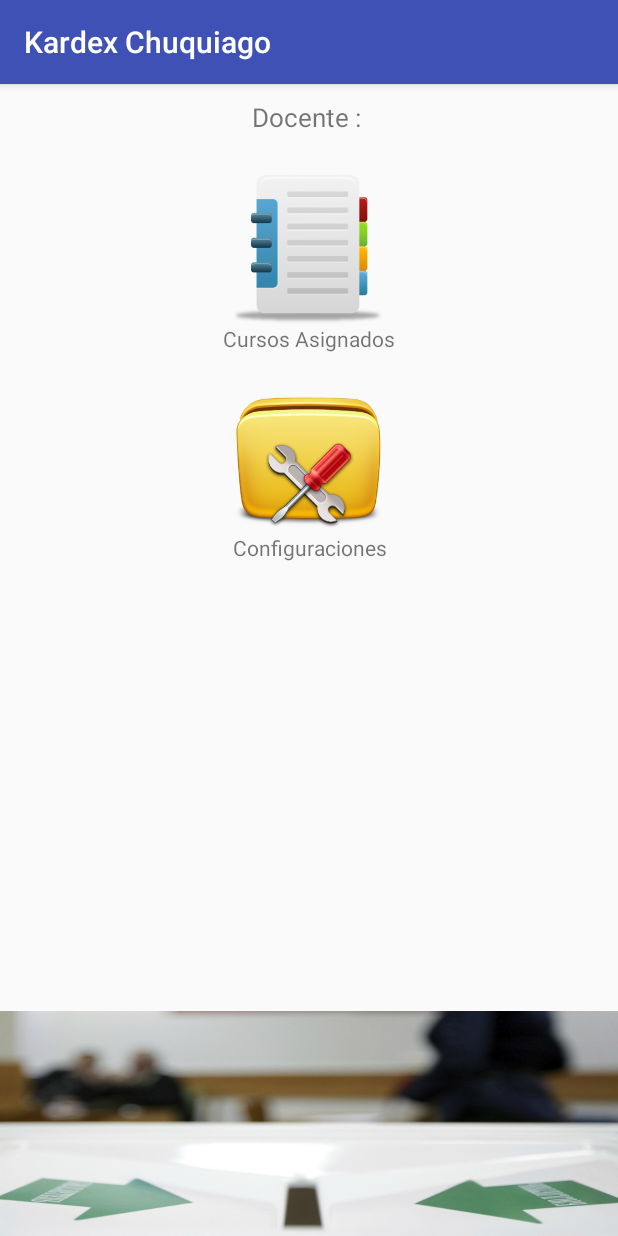
After one commit to infcle/KardexChuquiago, an Android app: the MenuDocenteActivity screen opened directly, with no data from a screen before it, on a phone screen of 412 x 824 dp. The commit adds this screen. Run offline under Robolectric (Android 15) with nearby library versions, the phone set to English and light mode, and no system bars; network calls fail.

Commit message:
lista cursos

```diff
--- a/app/src/main/AndroidManifest.xml
+++ b/app/src/main/AndroidManifest.xml
@@ -28,6 +28,8 @@
         <activity android:name=".LoginActivity" />
         <activity android:name=".MenuActivity" />
         <activity android:name=".ListaKardexCursoActivity" />
+        <activity android:name=".MenuDocenteActivity" />
+        <activity android:name=".ListaCursosDocenteActivity"></activity>
     </application>
 
 </manifest>
--- /dev/null
+++ b/app/src/main/java/com/chuquiagomarca/kardexchuquiago/MenuDocenteActivity.java
@@ -0,0 +1,38 @@
+package com.chuquiagomarca.kardexchuquiago;
+
+import android.content.Intent;
+import android.support.v7.app.AppCompatActivity;
+import android.os.Bundle;
+import android.view.View;
+import android.widget.Button;
+import android.widget.TextView;
+
+import com.chuquiagomarca.kardexchuquiago.Maya.Maya;
+
+public class MenuDocenteActivity extends AppCompatActivity implements View.OnClickListener {
+
+    private TextView _tvNombreSesion;
+    private Button   _btnCursos;
+    private Maya     maya;
+
+    @Override
+    protected void onCreate(Bundle savedInstanceState) {
+        super.onCreate(savedInstanceState);
+        setContentView(R.layout.activity_menu_docente);
+        _tvNombreSesion = findViewById(R.id.tv_nombreSesion);
+        _btnCursos      = findViewById(R.id.btn_Cursos);
+        _btnCursos.setOnClickListener(this);
+        maya = new Maya(this);
+        _tvNombreSesion.setText("Docente : "+maya.buscarNombreUsuario());
+    }
+
+    @Override
+    public void onClick(View view) {
+        if (view.getId()==R.id.btn_Cursos){
+            Intent lc = new Intent(this, ListaCursosDocenteActivity.class);
+            startActivity(lc);
+            finish();
+        }
+
+    }
+}
--- /dev/null
+++ b/app/src/main/res/layout/activity_menu_docente.xml
@@ -0,0 +1,65 @@
+<?xml version="1.0" encoding="utf-8"?>
+<RelativeLayout xmlns:android="http://schemas.android.com/apk/res/android"
+    xmlns:app="http://schemas.android.com/apk/res-auto"
+    xmlns:tools="http://schemas.android.com/tools"
+    android:layout_width="match_parent"
+    android:layout_height="match_parent"
+    tools:context="com.chuquiagomarca.kardexchuquiago.MenuDocenteActivity">
+
+    <TextView
+        android:layout_width="match_parent"
+        android:layout_height="wrap_content"
+        android:text="Nombre del Docente"
+        android:textSize="17dp"
+        android:gravity="center"
+        android:padding="10dp"
+        android:id="@+id/tv_nombreSesion" />
+
+    <ImageView
+        android:layout_alignParentBottom="true"
+        android:background="@drawable/bannerinferior"
+        android:layout_width="match_parent"
+        android:layout_height="150dp" />
+
+    <LinearLayout
+        android:layout_marginTop="60dp"
+        android:orientation="horizontal"
+        android:layout_width="match_parent"
+        android:layout_height="wrap_content">
+
+        <LinearLayout
+            android:gravity="center"
+            android:orientation="vertical"
+            android:layout_weight="1"
+            android:layout_width="0dp"
+            android:layout_height="wrap_content">
+
+
+            <Button
+                android:id="@+id/btn_Cursos"
+                android:background="@drawable/kardex"
+                android:layout_width="100dp"
+                android:layout_height="100dp"
+                />
+            <TextView
+                android:layout_width="match_parent"
+                android:layout_height="wrap_content"
+                android:text="Cursos Asignados"
+                android:gravity="center"/>
+
+            <Button
+                android:id="@+id/btn_Configuraciones"
+                android:layout_marginTop="20dp"
+                android:background="@drawable/configuracion"
+                android:layout_width="100dp"
+                android:layout_height="100dp" />
+            <TextView
+                android:layout_width="match_parent"
+                android:layout_height="wrap_content"
+                android:text="Configuraciones"
+                android:gravity="center"/>
+        </LinearLayout>
+
+    </LinearLayout>
+
+</RelativeLayout>
```
Also changed, not shown: app/src/main/java/com/chuquiagomarca/kardexchuquiago/Adaptadores/CursosDocenteAdatador.java (added, +58 -0 lines), app/src/main/java/com/chuquiagomarca/kardexchuquiago/ListaCursosDocenteActivity.java (added, +87 -0 lines), app/src/main/java/com/chuquiagomarca/kardexchuquiago/LoginActivity.java (+38 -9 lines), app/src/main/java/com/chuquiagomarca/kardexchuquiago/MainActivity.java (+12 -2 lines), app/src/main/java/com/chuquiagomarca/kardexchuquiago/Maya/Maya.java (+49 -21 lines), app/src/main/java/com/chuquiagomarca/kardexchuquiago/Modelo/HandlerBasedeDatos.java (+14 -137 lines), app/src/main/java/com/chuquiagomarca/kardexchuquiago/Objetos/Cursos.java (added, +49 -0 lines), app/src/main/res/layout/activity_lista_cursos_docente.xml (added, +28 -0 lines), app/src/main/res/layout/item_cursos_docente.xml (added, +31 -0 lines).
